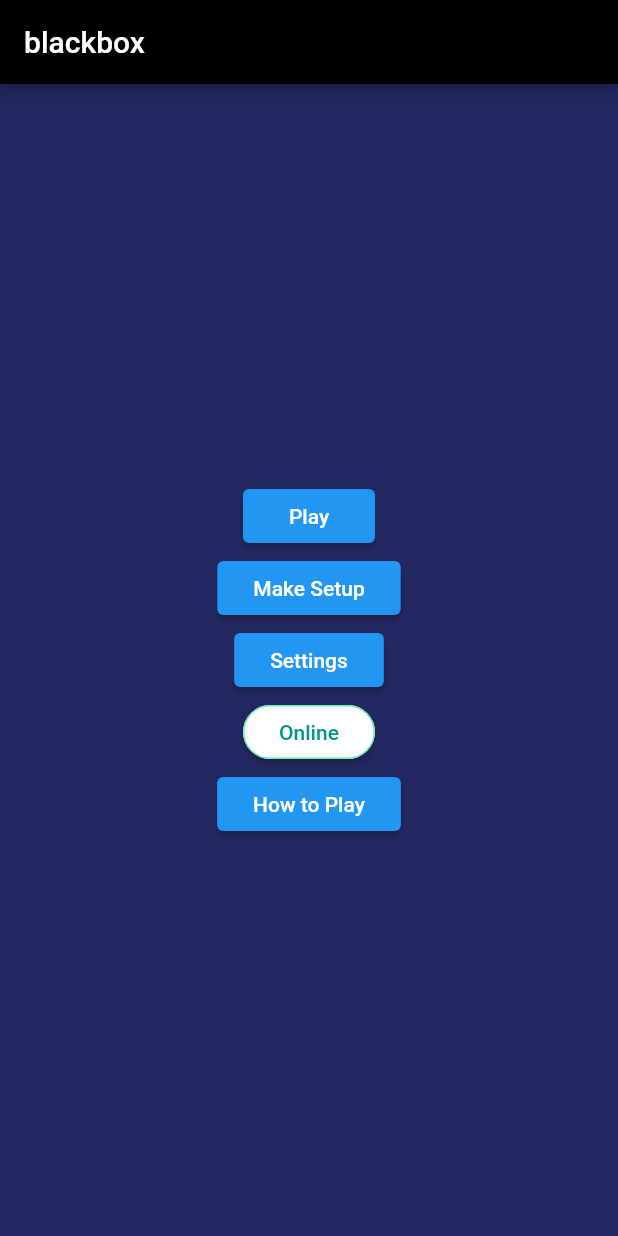
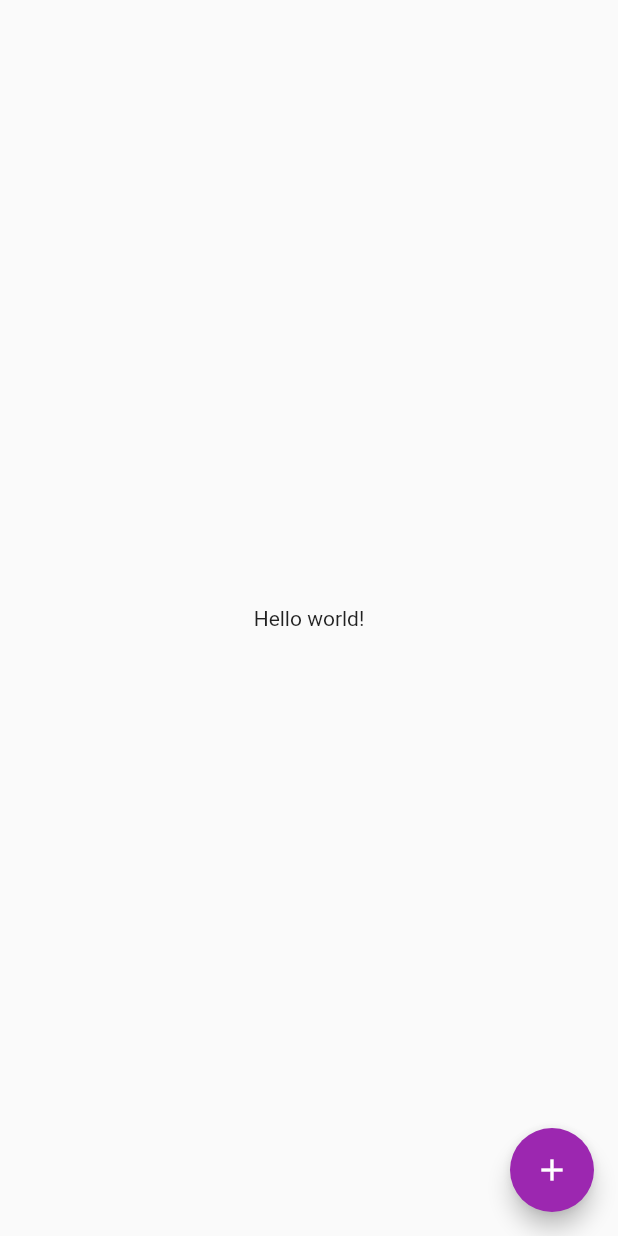
Before and after one commit to kari538/blackbox, a Flutter app: the screen it shows after launch, on a phone screen of 412 x 824 dp. Run offline on Flutter 3.47's test engine with Material 2 defaults, Android fonts, the phone set to English and light mode, and no system bars; our stand-ins replace cloud_firestore, firebase_auth, firebase_core, firebase_messaging, flutter_linkify, flutter_local_notifications and 3 more; missing offline and left inert: google_api_availability, navigation_history_observer, pretty_json; accounts and stored records are empty.

Commit message:
c06 Back on Mac again

```diff
--- a/lib/main.dart
+++ b/lib/main.dart
@@ -1,4 +1,4 @@
-import 'firebase_options.dart';
+// import 'firebase_options.dart';
 import 'theme.dart';
 import 'global.dart';
 // import 'package:wakelock/wakelock.dart';
@@ -19,117 +19,37 @@ import 'my_firebase.dart';
 //import 'online_screens/game_hub_screen.dart';
 //import 'online_screens/reg_n_login_screen.dart';
 
-void main() {
-  print('Running main()');
-  WidgetsFlutterBinding.ensureInitialized();
-  MyFirebase.myFutureFirebaseApp = Firebase.initializeApp(
-    options: DefaultFirebaseOptions.currentPlatform,
-  );
-  initializeFcm('');
-  userChangesListener();
-  FirebaseMessaging.onBackgroundMessage(firebaseMessagingBackgroundHandler); //This seems to be working!
-  // Wakelock.enable();  // Prevents screen from sleeping for as long as main() is running.
-  LocalNotifications.initiate();
-
-  runApp(Blackbox());
-}
-
-
-class Blackbox extends StatelessWidget {
-  @override
-  Widget build(BuildContext context) {
-    return ChangeNotifierProvider<GameHubUpdates>(
-      create: (_) {
-        return GameHubUpdates();
-      },
-      lazy: true, // Don't remember why I put this to true!...
-      // Removing it doesn't seem to do anything...
-      // In InheritedProvider - an ancestor of ChangeNotifierProvider - it says that
-      // if lazy is false, it forces "the value to be computed"... Seems null will count as true...
-      child: MaterialApp(
-        theme: blackboxTheme,
-//        home: BlackBoxScreen(),
-//        home: ResultsScreen(),
-//        home: WelcomeScreen(),
-        home: WelcomeScreen(),
-//        home: ConversationsScreen(),
-//        home: RegistrationAndLoginScreen(),
-        debugShowCheckedModeBanner: false,
-        navigatorObservers: [NavigationHistoryObserver()],
-        navigatorKey: GlobalVariable.navState,
-      ),
-    );
-  }
-}
-
-// Found in other crashed file:
-// import 'package:wakelock/wakelock.dart';
-// import 'package:firebase_messaging/firebase_messaging.dart';
-// import 'local_notifications.dart';
-// import 'fcm.dart';
-// import 'package:flutter/material.dart';
-// import 'constants.dart';
-// import 'package:blackbox/screens/welcome_screen.dart';
-// import 'package:provider/provider.dart';
-// import 'package:blackbox/game_hub_updates.dart';
-// import 'package:firebase_core/firebase_core.dart';
-// import 'my_firebase.dart';
-//
-// //import 'screens/play_screen.dart';
-// //import 'screens/results_screen.dart';
-// //import 'screens/rules_screen.dart';
-// //import 'online_screens/game_hub_screen.dart';
-// //import 'online_screens/reg_n_login_screen.dart';
-//
+//--------------------------------------------------
+// The real main:
 // void main() {
 //   print('Running main()');
 //   WidgetsFlutterBinding.ensureInitialized();
-//   MyFirebase.myFutureFirebaseApp = Firebase.initializeApp();
+//   MyFirebase.myFutureFirebaseApp = Firebase.initializeApp(
+//     options: DefaultFirebaseOptions.currentPlatform,
+//   );
 //   initializeFcm('');
 //   userChangesListener();
-//   FirebaseMessaging.onBackgroundMessage(firebaseMessagingBackgroundHandler);  //This seems to be working!
+//   FirebaseMessaging.onBackgroundMessage(firebaseMessagingBackgroundHandler); //This seems to be working!
 //   // Wakelock.enable();  // Prevents screen from sleeping for as long as main() is running.
-//
-//   // Map<String, dynamic> map = {
-//   //   'one': 1,
-//   //   'two': 2,
-//   // };
-//   // print('map before is $map');
-//   // changeMap(map);
-//   // print('map after is $map');
+//   LocalNotifications.initiate();
 //
 //   runApp(Blackbox());
 // }
 //
-// // void changeMap(Map<String, dynamic> _map){
-// //   _map = {
-// //     'one': 1,
-// //     'two': 2,
-// //     'three': 3,
-// //   };
-// // }
 //
 // class Blackbox extends StatelessWidget {
 //   @override
 //   Widget build(BuildContext context) {
-//     LocalNotifications.initiate(context);
 //     return ChangeNotifierProvider<GameHubUpdates>(
 //       create: (_) {
 //         return GameHubUpdates();
 //       },
+//       lazy: true, // Don't remember why I put this to true!...
+//       // Removing it doesn't seem to do anything...
+//       // In InheritedProvider - an ancestor of ChangeNotifierProvider - it says that
+//       // if lazy is false, it forces "the value to be computed"... Seems null will count as true...
 //       child: MaterialApp(
-//         theme: ThemeData.dark().copyWith(
-//           appBarTheme: AppBarTheme(color: Colors.black),
-//           scaffoldBackgroundColor: kScaffoldBackgroundColor,
-// //          scaffoldBackgroundColor: Colors.pink,
-//           buttonTheme: ButtonThemeData(textTheme: ButtonTextTheme.primary),
-//           textTheme: TextTheme(
-//             bodyText2: TextStyle(
-//               fontSize: 18,
-//             ),
-//             button: TextStyle(color: Colors.pink),
-//           ),
-//         ),
+//         theme: blackboxTheme,
 // //        home: BlackBoxScreen(),
 // //        home: ResultsScreen(),
 // //        home: WelcomeScreen(),
@@ -137,7 +57,136 @@ class Blackbox extends StatelessWidget {
 // //        home: ConversationsScreen(),
 // //        home: RegistrationAndLoginScreen(),
 //         debugShowCheckedModeBanner: false,
+//         navigatorObservers: [NavigationHistoryObserver()],
+//         navigatorKey: GlobalVariable.navState,
 //       ),
 //     );
 //   }
 // }
+//
+// // Found in other crashed file:
+// // import 'package:wakelock/wakelock.dart';
+// // import 'package:firebase_messaging/firebase_messaging.dart';
+// // import 'local_notifications.dart';
+// // import 'fcm.dart';
+// // import 'package:flutter/material.dart';
+// // import 'constants.dart';
+// // import 'package:blackbox/screens/welcome_screen.dart';
+// // import 'package:provider/provider.dart';
+// // import 'package:blackbox/game_hub_updates.dart';
+// // import 'package:firebase_core/firebase_core.dart';
+// // import 'my_firebase.dart';
+// //
+// // //import 'screens/play_screen.dart';
+// // //import 'screens/results_screen.dart';
+// // //import 'screens/rules_screen.dart';
+// // //import 'online_screens/game_hub_screen.dart';
+// // //import 'online_screens/reg_n_login_screen.dart';
+// //
+// // void main() {
+// //   print('Running main()');
+// //   WidgetsFlutterBinding.ensureInitialized();
+// //   MyFirebase.myFutureFirebaseApp = Firebase.initializeApp();
+// //   initializeFcm('');
+// //   userChangesListener();
+// //   FirebaseMessaging.onBackgroundMessage(firebaseMessagingBackgroundHandler);  //This seems to be working!
+// //   // Wakelock.enable();  // Prevents screen from sleeping for as long as main() is running.
+// //
+// //   // Map<String, dynamic> map = {
+// //   //   'one': 1,
+// //   //   'two': 2,
+// //   // };
+// //   // print('map before is $map');
+// //   // changeMap(map);
+// //   // print('map after is $map');
+// //
+// //   runApp(Blackbox());
+// // }
+// //
+// // // void changeMap(Map<String, dynamic> _map){
+// // //   _map = {
+// // //     'one': 1,
+// // //     'two': 2,
+// // //     'three': 3,
+// // //   };
+// // // }
+// //
+// // class Blackbox extends StatelessWidget {
+// //   @override
+// //   Widget build(BuildContext context) {
+// //     LocalNotifications.initiate(context);
+// //     return ChangeNotifierProvider<GameHubUpdates>(
+// //       create: (_) {
+// //         return GameHubUpdates();
+// //       },
+// //       child: MaterialApp(
+// //         theme: ThemeData.dark().copyWith(
+// //           appBarTheme: AppBarTheme(color: Colors.black),
+// //           scaffoldBackgroundColor: kScaffoldBackgroundColor,
+// // //          scaffoldBackgroundColor: Colors.pink,
+// //           buttonTheme: ButtonThemeData(textTheme: ButtonTextTheme.primary),
+// //           textTheme: TextTheme(
+// //             bodyText2: TextStyle(
+// //               fontSize: 18,
+// //             ),
+// //             button: TextStyle(color: Colors.pink),
+// //           ),
+// //         ),
+// // //        home: BlackBoxScreen(),
+// // //        home: ResultsScreen(),
+// // //        home: WelcomeScreen(),
+// //         home: WelcomeScreen(),
+// // //        home: ConversationsScreen(),
+// // //        home: RegistrationAndLoginScreen(),
+// //         debugShowCheckedModeBanner: false,
+// //       ),
+// //     );
+// //   }
+// // }
+
+//-------------------------------------------------------------
+//main for testing:
+void main() {
+  runApp(const MyApp());
+}
+
+class MyApp extends StatelessWidget {
+  const MyApp({super.key});
+
+  @override
+  Widget build(BuildContext context) {
+    return MaterialApp(
+      theme: ThemeData(
+        primarySwatch: Colors.purple,
+      ),
+      home: const MyHomePage(title: 'Flutter Demo Home Page'),
+    );
+  }
+}
+
+class MyHomePage extends StatefulWidget {
+  const MyHomePage({super.key, required this.title});
+
+  final String title;
+
+  @override
+  State<MyHomePage> createState() => _MyHomePageState();
+}
+
+class _MyHomePageState extends State<MyHomePage> {
+  @override
+  Widget build(BuildContext context) {
+    return Scaffold(
+      body: Center(
+        child: const Text(
+          'Hello world!',
+        ),
+      ),
+      floatingActionButton: FloatingActionButton(
+        onPressed: (){},
+        tooltip: 'Increment',
+        child: const Icon(Icons.add),
+      ), // This trailing comma makes auto-formatting nicer for build methods.
+    );
+  }
+}
--- a/pubspec.yaml
+++ b/pubspec.yaml
@@ -1,12 +1,13 @@
 # This project can't auto-import Flutter packages BUT...
-# has full access to project files, even if they ar not
+# has full access to project files, even if they are not
 # in the same sub folder
 name: blackbox
 publish_to: 'none' # Remove this line if you wish to publish to pub.dev
 version: 1.0.1+4
 
 environment:
-  sdk: '>=2.12.0 <3.0.0'
+#  sdk: '>=2.12.0 <3.0.0'
+  sdk: '>=2.17.0 <3.0.0'
 
 dependencies:
   flutter:
```
Also changed, not shown: pubspec.lock, 4 other files.
